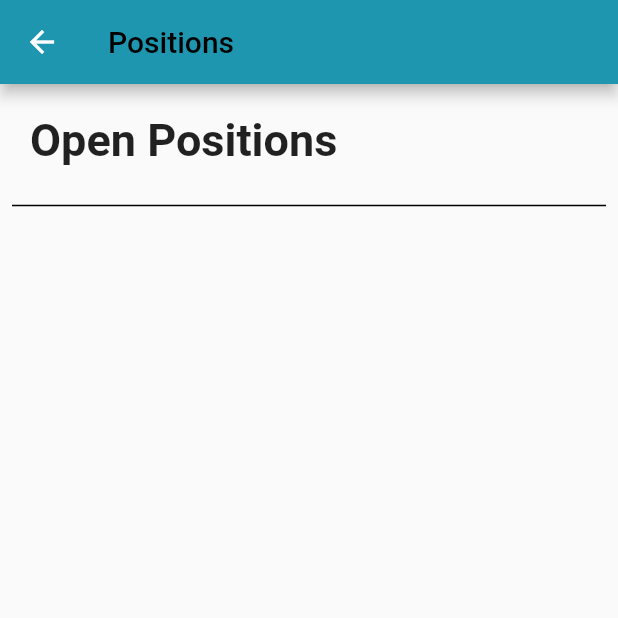
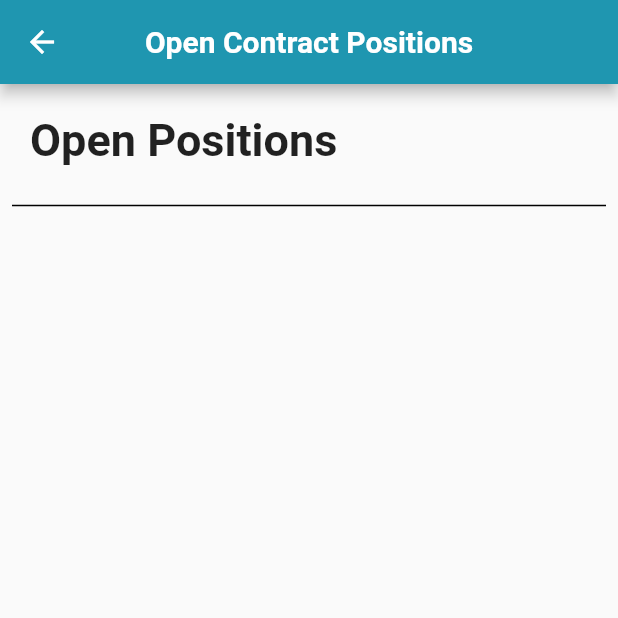
Before and after one commit to besquare-deriv/Developer-Readiness-Challenge, a Flutter app: the activeOptions screen opened directly, on a phone screen of 412 x 824 dp, the top half of it. Run offline on Flutter 3.47's test engine with Material 2 defaults, Android fonts, the phone set to English and light mode, and no system bars; our stand-ins replace auto_size_text, cloud_firestore, firebase_auth, firebase_core, flutter_signin_button, form_field_validator and 4 more; missing offline and left inert: country_pickers; accounts and stored records are empty; network calls fail.

Commit message:
latest update

```diff
--- a/lib/screens/active_transactions.dart
+++ b/lib/screens/active_transactions.dart
@@ -69,10 +69,13 @@ class _activeOptionsState extends State<activeOptions> {
     return Scaffold(
         appBar: AppBar(
           backgroundColor: const Color(0xFF1F96B0),
-          title: const Text("Positions",
-              style: TextStyle(
-                color: Colors.black,
-              )),
+          title: const Text("Open Contract Positions",
+                style: TextStyle(
+                fontWeight: FontWeight.bold,
+                color: Colors.white,
+                ),
+              ),
+              centerTitle: true,
         ),
         body: Column(
           children: [
--- a/lib/screens/contract_details.dart
+++ b/lib/screens/contract_details.dart
@@ -199,7 +199,7 @@ class _ContractDetailsState extends State<ContractDetails> {
                           alignment: Alignment.centerLeft,
                           child:
                             IconButton(
-                              icon: const Icon(Icons.arrow_back, color: Colors.black, size: 35,),
+                              icon: const Icon(Icons.arrow_back, color: Colors.white),
                               onPressed: () => Navigator.of(context).pop(),
                             ),
                         ),
--- a/lib/screens/graph_page.dart
+++ b/lib/screens/graph_page.dart
@@ -139,7 +139,7 @@ class _GraphScreenState extends State<GraphScreen> {
       return Scaffold(
         appBar: AppBar(
           leading: IconButton(
-              icon: Icon(Icons.arrow_back, color: Colors.black),
+              icon: Icon(Icons.arrow_back, color: Colors.white),
               onPressed: () {
                 channel.sink.close();
                 Navigator.of(context).pop();
```
